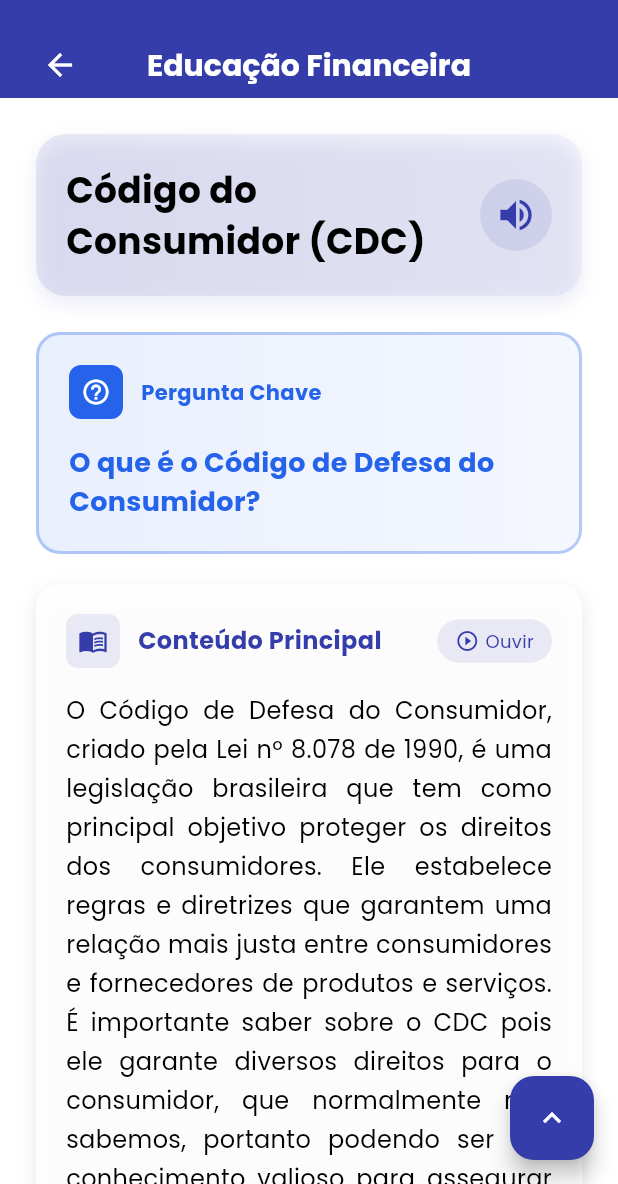
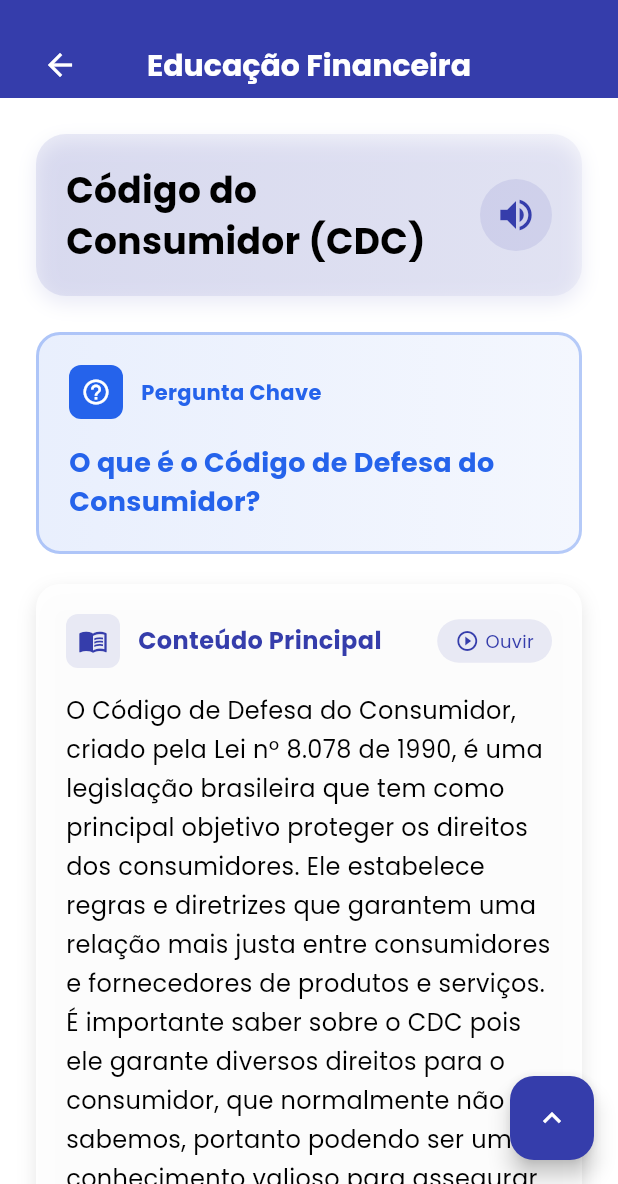
Before and after one commit to BankaltOficial/Mobile, a Flutter app: the PageEducationScreen screen opened directly, in the side drawer, after a tap on the "volume up" icon, on a phone screen of 412 x 824 dp, the part 52-1236 px from its top. Run offline on Flutter 3.47's test engine with Material 3 defaults, Android fonts, the phone set to English and light mode, and no system bars; drawn by our look-alikes of flutter_markdown; our stand-ins replace flutter_colorpicker, flutter_masked_text2, flutter_tts, mask_text_input_formatter, qr_flutter, share_plus and 3 more; missing offline and left inert: markdown, webview_flutter_android; accounts and stored records are empty.

Commit message:
update: page educatition

```diff
--- a/lib/components/PageEducation.dart
+++ b/lib/components/PageEducation.dart
@@ -1,11 +1,14 @@
 import 'package:flutter/material.dart';
+import 'package:flutter/services.dart';
 import 'package:flutter_application_1/pages/EducationScreen.dart';
 import 'package:flutter_tts/flutter_tts.dart';
 import 'package:flutter_application_1/components/AppBar.dart';
 import 'package:flutter_application_1/components/Drawer.dart';
 import 'package:flutter_application_1/pages/InicialScreen.dart';
 import 'package:flutter_application_1/service/Colors.dart';
-import 'package:video_player/video_player.dart';
+import 'package:youtube_player_flutter/youtube_player_flutter.dart';
+import 'package:flutter_markdown/flutter_markdown.dart';
+import 'package:markdown/markdown.dart' as md;
 
 class PageEducationScreen extends StatefulWidget {
   // Propriedades obrigatórias
@@ -39,18 +42,24 @@ class PageEducationScreen extends StatefulWidget {
   final double pitch;
   final double volume;
 
-  // Configurações de vídeo
-  final String? videoUrl;
-  final String? videoAssetPath;
+  // Configurações de YouTube
+  final String? youtubeVideoId;
+  final String? youtubeVideoUrl;
   final bool autoPlayVideo;
   final bool loopVideo;
   final bool showVideoControls;
+  final bool enableCaptions;
+  final bool showFullscreenButton;
 
   // Configurações visuais dinâmicas
   final List<Color>? gradientColors;
   final String? backgroundImageUrl;
   final String? iconUrl;
   final List<String>? tags;
+
+  // Configurações de Markdown
+  final bool enableMarkdown;
+  final MarkdownStyleSheet? markdownStyleSheet;
 
   const PageEducationScreen({
     Key? key,
@@ -79,15 +88,19 @@ class PageEducationScreen extends StatefulWidget {
     this.speechRate = 1,
     this.pitch = 1.8,
     this.volume = 1,
-    this.videoUrl,
-    this.videoAssetPath,
+    this.youtubeVideoId,
+    this.youtubeVideoUrl,
     this.autoPlayVideo = false,
     this.loopVideo = false,
     this.showVideoControls = true,
+    this.enableCaptions = false,
+    this.showFullscreenButton = true,
     this.gradientColors,
     this.backgroundImageUrl,
     this.iconUrl,
     this.tags,
+    this.enableMarkdown = true,
+    this.markdownStyleSheet,
   }) : super(key: key);
 
   @override
@@ -99,7 +112,7 @@ class _PageEducationScreenState extends State<PageEducationScreen>
   late FlutterTts flutterTts;
   bool isSpeaking = false;
   bool isInitialized = false;
-  VideoPlayerController? _videoController;
+  YoutubePlayerController? _youtubeController;
   bool isVideoInitialized = false;
 
   // Animações
@@ -114,14 +127,14 @@ class _PageEducationScreenState extends State<PageEducationScreen>
   void initState() {
     super.initState();
     _initializeTts();
-    _initializeVideo();
+    _initializeYouTubeVideo();
     _initializeAnimations();
   }
 
   @override
   void dispose() {
     flutterTts.stop();
-    _videoController?.dispose();
+    _youtubeController?.dispose();
     _fadeController.dispose();
     _slideController.dispose();
     _bounceController.dispose();
@@ -173,24 +186,33 @@ class _PageEducationScreenState extends State<PageEducationScreen>
     _bounceController.forward();
   }
 
-  // Inicializar vídeo
-  Future<void> _initializeVideo() async {
-    if (widget.videoUrl != null || widget.videoAssetPath != null) {
-      if (widget.videoUrl != null) {
-        _videoController = VideoPlayerController.network(widget.videoUrl!);
-      } else {
-        _videoController = VideoPlayerController.asset(widget.videoAssetPath!);
+  // Inicializar vídeo do YouTube
+  Future<void> _initializeYouTubeVideo() async {
+    String? videoId;
+
+    if (widget.youtubeVideoId != null) {
+      videoId = widget.youtubeVideoId!;
+    } else if (widget.youtubeVideoUrl != null) {
+      videoId = YoutubePlayer.convertUrlToId(widget.youtubeVideoUrl!);
     }
 
-      await _videoController!.initialize();
-
-      if (widget.loopVideo) {
-        _videoController!.setLooping(true);
-      }
-
-      if (widget.autoPlayVideo) {
-        _videoController!.play();
-      }
+    if (videoId != null) {
+      _youtubeController = YoutubePlayerController(
+        initialVideoId: videoId,
+        flags: YoutubePlayerFlags(
+          autoPlay: true,
+          mute: false,
+          loop: widget.loopVideo,
+          enableCaption: widget.enableCaptions,
+          showLiveFullscreenButton: widget.showFullscreenButton,
+          controlsVisibleAtStart: widget.showVideoControls,
+          hideControls: !widget.showVideoControls,
+          disableDragSeek: false,
+          isLive: false,
+          forceHD: false,
+          startAt: 0,
+        ),
+      );
 
       setState(() {
         isVideoInitialized = true;
@@ -231,7 +253,7 @@ class _PageEducationScreenState extends State<PageEducationScreen>
     });
   }
 
-  // Função para falar o texto
+  // Função para falar o texto (remove markdown)
   Future<void> _speakText() async {
     if (!isInitialized) return;
 
@@ -247,10 +269,125 @@ class _PageEducationScreenState extends State<PageEducationScreen>
         textToSpeak += ". ${widget.highlightedQuestion}";
       }
 
-      textToSpeak += ". ${widget.content}";
+      // Remove markdown formatting for TTS
+      String cleanContent = _removeMarkdownFormatting(widget.content);
+      textToSpeak += ". $cleanContent";
 
       await flutterTts.speak(textToSpeak);
     }
+  }
+
+  Widget _buildAdditionalContent() {
+    return Column(
+      crossAxisAlignment: CrossAxisAlignment.start,
+      children: [
+        const SizedBox(height: 20),
+        ...widget.additionalContent!,
+      ],
+    );
+  }
+
+  // Ações padrão
+  void _defaultActionButtonAction() {
+    debugPrint('Botão de ação pressionado para: ${widget.title}');
+  }
+
+  // Método para construir a seção do footer
+  Widget _buildFooterSection() {
+    if (widget.customFooter != null) {
+      return widget.customFooter!;
+    }
+
+    if (widget.showActionButton) {
+      return Container(
+        width: double.infinity,
+        decoration: BoxDecoration(
+          gradient: LinearGradient(
+            colors: [AppColors.main, AppColors.main.withOpacity(0.8)],
+          ),
+          borderRadius: BorderRadius.circular(16),
+          boxShadow: [
+            BoxShadow(
+              color: AppColors.main.withOpacity(0.3),
+              blurRadius: 10,
+              offset: const Offset(0, 5),
+            ),
+          ],
+        ),
+        child: ElevatedButton(
+          onPressed: widget.onActionPressed ?? _defaultActionButtonAction,
+          style: ElevatedButton.styleFrom(
+            backgroundColor: Colors.transparent,
+            shadowColor: Colors.transparent,
+            padding: const EdgeInsets.symmetric(vertical: 18),
+            shape: RoundedRectangleBorder(
+              borderRadius: BorderRadius.circular(16),
+            ),
+          ),
+          child: Row(
+            mainAxisAlignment: MainAxisAlignment.center,
+            children: [
+              Text(
+                widget.buttonText ?? 'Próxima Lição',
+                style: const TextStyle(
+                  color: Colors.white,
+                  fontSize: 16,
+                  fontWeight: FontWeight.w600,
+                ),
+              ),
+              const SizedBox(width: 8),
+              const Icon(
+                Icons.arrow_forward,
+                color: Colors.white,
+                size: 20,
+              ),
+            ],
+          ),
+        ),
+      );
+    }
+
+    return const SizedBox.shrink();
+  }
+
+  // Construir botão flutuante
+  Widget _buildFloatingActionButton() {
+    return FloatingActionButton(
+      onPressed: () {
+        // Scroll para o topo
+        // ou qualquer outra ação
+      },
+      backgroundColor: AppColors.main,
+      child: const Icon(
+        Icons.keyboard_arrow_up,
+        color: Colors.white,
+      ),
+    );
+  }
+
+  // Método padrão para ação de voltar
+  void _defaultBackAction(BuildContext context) {
+    Navigator.pushReplacement(
+      context,
+      MaterialPageRoute(builder: (context) => const EducationScreen()),
+    );
+  }
+
+  // Função para remover formatação markdown do texto
+  String _removeMarkdownFormatting(String text) {
+    // Remove código markdown comum
+    return text
+        .replaceAll(RegExp(r'\*\*(.*?)\*\*'), r'$1') // Bold
+        .replaceAll(RegExp(r'\*(.*?)\*'), r'$1') // Italic
+        .replaceAll(RegExp(r'`(.*?)`'), r'$1') // Code
+        .replaceAll(RegExp(r'#{1,6}\s*'), '') // Headers
+        .replaceAll(RegExp(r'\[(.*?)\]\(.*?\)'), r'$1') // Links
+        .replaceAll(RegExp(r'!\[(.*?)\]\(.*?\)'), r'$1') // Images
+        .replaceAll(RegExp(r'^[\s]*[-*+]\s+', multiLine: true), '') // Lists
+        .replaceAll(RegExp(r'^\d+\.\s+', multiLine: true), '') // Numbered lists
+        .replaceAll(RegExp(r'^>\s+', multiLine: true), '') // Blockquotes
+        .replaceAll(RegExp(r'\n+'), ' ') // Multiple newlines
+        .trim();
   }
 
   @override
@@ -263,7 +400,8 @@ class _PageEducationScreenState extends State<PageEducationScreen>
       appBar: CustomAppBar(
         title: widget.appBarTitle,
         scaffoldKey: scaffoldKey,
-        onBackPressed: widget.onBackPressed ?? () => _defaultBackAction(context),
+        onBackPressed:
+            widget.onBackPressed ?? () => _defaultBackAction(context),
       ),
       drawer: const CustomDrawer(),
       body: Container(
@@ -273,9 +411,10 @@ class _PageEducationScreenState extends State<PageEducationScreen>
             opacity: _fadeAnimation,
             child: Column(
               children: [
-                // Vídeo opcional no início
-                if (widget.videoUrl != null || widget.videoAssetPath != null)
-                  _buildVideoSection(),
+                // YouTube Player no início
+                if (widget.youtubeVideoId != null ||
+                    widget.youtubeVideoUrl != null)
+                  _buildYouTubePlayerSection(),
 
                 // Header customizável
                 if (widget.customHeader != null) ...[
@@ -309,7 +448,7 @@ class _PageEducationScreenState extends State<PageEducationScreen>
                           child: _buildHighlightedQuestion(),
                         ),
 
-                      // Conteúdo principal
+                      // Conteúdo principal (Markdown)
                       SlideTransition(
                         position: _slideAnimation,
                         child: _buildMainContent(),
@@ -368,9 +507,9 @@ class _PageEducationScreenState extends State<PageEducationScreen>
     return const BoxDecoration();
   }
 
-  // Construir seção de vídeo
-  Widget _buildVideoSection() {
-    if (!isVideoInitialized) {
+  // Construir seção do YouTube Player
+  Widget _buildYouTubePlayerSection() {
+    if (!isVideoInitialized || _youtubeController == null) {
       return Container(
         height: 200,
         margin: const EdgeInsets.all(16),
@@ -385,7 +524,6 @@ class _PageEducationScreenState extends State<PageEducationScreen>
     }
 
     return Container(
-      height: 200,
       margin: const EdgeInsets.all(16),
       decoration: BoxDecoration(
         borderRadius: BorderRadius.circular(16),
@@ -399,83 +537,93 @@ class _PageEducationScreenState extends State<PageEducationScreen>
       ),
       child: ClipRRect(
         borderRadius: BorderRadius.circular(16),
-        child: Stack(
+        child: YoutubePlayerBuilder(
+          onExitFullScreen: () {
+            SystemChrome.setPreferredOrientations(DeviceOrientation.values);
+          },
+          player: YoutubePlayer(
+            controller: _youtubeController!,
+            showVideoProgressIndicator: true,
+            progressIndicatorColor: AppColors.main,
+            topActions: <Widget>[
+              const SizedBox(width: 8.0),
+              Expanded(
+                child: Text(
+                  _youtubeController!.metadata.title,
+                  style: const TextStyle(
+                    color: Colors.white,
+                    fontSize: 18.0,
+                  ),
+                  overflow: TextOverflow.ellipsis,
+                  maxLines: 1,
+                ),
+              ),
+              IconButton(
+                icon: const Icon(
+                  Icons.settings,
+                  color: Colors.white,
+                  size: 25.0,
+                ),
+                onPressed: () {
+                  // Configurações do vídeo
+                },
+              ),
+            ],
+            onReady: () {
+              debugPrint('YouTube Player is ready.');
+            },
+            onEnded: (data) {
+              // Quando o vídeo terminar
+              debugPrint('Video ended');
+            },
+          ),
+          builder: (context, player) => Column(
             children: [
-            AspectRatio(
-              aspectRatio: _videoController!.value.aspectRatio,
-              child: VideoPlayer(_videoController!),
+              // Player
+              player,
+              // Informações adicionais do vídeo (opcional)
+              Container(
+                padding: const EdgeInsets.all(8.0),
+                decoration: BoxDecoration(
+                  color: Colors.grey[100],
+                  borderRadius: const BorderRadius.only(
+                    bottomLeft: Radius.circular(16),
+                    bottomRight: Radius.circular(16),
                   ),
-            if (widget.showVideoControls)
-              Positioned(
-                bottom: 0,
-                left: 0,
-                right: 0,
-                child: _buildVideoControls(),
+                ),
+                child: Row(
+                  children: [
+                    Icon(
+                      Icons.play_circle_outline,
+                      color: AppColors.main,
+                    ),
+                    const SizedBox(width: 8),
+                    Expanded(
+                      child: Text(
+                        _youtubeController!.metadata.title.isNotEmpty
+                            ? _youtubeController!.metadata.title
+                            : 'Vídeo Educacional',
+                        style: TextStyle(
+                          color: AppColors.invertMode,
+                          fontWeight: FontWeight.w500,
+                        ),
+                        maxLines: 1,
+                        overflow: TextOverflow.ellipsis,
+                      ),
+                    ),
+                    Text(
+                      _youtubeController!.metadata.duration.toString(),
+                      style: TextStyle(
+                        color: AppColors.invertMode.withOpacity(0.7),
+                        fontSize: 12,
+                      ),
                     ),
                   ],
                 ),
               ),
-    );
-  }
-
-  // Construir controles de vídeo
-  Widget _buildVideoControls() {
-    return Container(
-      padding: const EdgeInsets.all(8),
-      decoration: BoxDecoration(
-        gradient: LinearGradient(
-          begin: Alignment.topCenter,
-          end: Alignment.bottomCenter,
-          colors: [
-            Colors.transparent,
-            Colors.black.withOpacity(0.7),
             ],
           ),
         ),
-      child: Row(
-        children: [
-          IconButton(
-            onPressed: () {
-              setState(() {
-                _videoController!.value.isPlaying
-                    ? _videoController!.pause()
-                    : _videoController!.play();
-              });
-            },
-            icon: Icon(
-              _videoController!.value.isPlaying
-                  ? Icons.pause
-                  : Icons.play_arrow,
-              color: Colors.white,
-            ),
-          ),
-          Expanded(
-            child: VideoProgressIndicator(
-              _videoController!,
-              allowScrubbing: true,
-              colors: const VideoProgressColors(
-                playedColor: Colors.white,
-                bufferedColor: Colors.white60,
-                backgroundColor: Colors.white30,
-              ),
-            ),
-          ),
-          IconButton(
-            onPressed: () {
-              setState(() {
-                _videoController!.setVolume(
-                  _videoController!.value.volume == 0 ? 1 : 0,
-                );
-              });
-            },
-            icon: Icon(
-              _videoController!.value.volume == 0
-                  ? Icons.volume_off
-                  : Icons.volume_up,
-              color: Colors.white,
-            ),
-          ),
-        ],
       ),
     );
   }
@@ -529,12 +677,14 @@ class _PageEducationScreenState extends State<PageEducationScreen>
           _buildStatItem(
             icon: Icons.schedule,
             label: "Tempo",
-            value: "${(widget.content.length / 200).ceil()} min",
+            value:
+                "${(_removeMarkdownFormatting(widget.content).length / 200).ceil()} min",
           ),
           _buildStatItem(
             icon: Icons.text_fields,
             label: "Palavras",
-            value: "${widget.content.split(' ').length}",
+            value:
+                "${_removeMarkdownFormatting(widget.content).split(' ').length}",
           ),
           _buildStatItem(
             icon: Icons.lightbulb,
@@ -649,7 +799,9 @@ class _PageEducationScreenState extends State<PageEducationScreen>
           if (widget.showAudioButton)
             Container(
               decoration: BoxDecoration(
-                color: isSpeaking ? Colors.red.withOpacity(0.1) : AppColors.main.withOpacity(0.1),
+                color: isSpeaking
+                    ? Colors.red.withOpacity(0.1)
+                    : AppColors.main.withOpacity(0.1),
                 borderRadius: BorderRadius.circular(25),
               ),
               child: IconButton(
@@ -737,7 +889,7 @@ class _PageEducationScreenState extends State<PageEducationScreen>
     );
   }
 
-  // Método para construir o conteúdo principal
+  // Método para construir o conteúdo principal com Markdown
   Widget _buildMainContent() {
     return Container(
       width: double.infinity,
@@ -784,7 +936,8 @@ class _PageEducationScreenState extends State<PageEducationScreen>
               GestureDetector(
                 onTap: () => _speakOnlyContent(),
                 child: Container(
-                  padding: const EdgeInsets.symmetric(horizontal: 12, vertical: 6),
+                  padding:
+                      const EdgeInsets.symmetric(horizontal: 12, vertical: 6),
                   decoration: BoxDecoration(
                     color: AppColors.main.withOpacity(0.1),
                     borderRadius: BorderRadius.circular(20),
@@ -813,6 +966,19 @@ class _PageEducationScreenState extends State<PageEducationScreen>
             ],
           ),
           const SizedBox(height: 16),
+          // Conteúdo com Markdown
+          if (widget.enableMarkdown)
+            MarkdownBody(
+              data: widget.content,
+              styleSheet:
+                  widget.markdownStyleSheet ?? _getDefaultMarkdownStyleSheet(),
+              selectable: true,
+              onTapLink: (text, href, title) {
+                // Ação quando um link é clicado
+                debugPrint('Link clicado: $href');
+              },
+            )
+          else
             Text(
               widget.content,
               style: widget.contentStyle ??
@@ -828,6 +994,69 @@ class _PageEducationScreenState extends State<PageEducationScreen>
     );
   }
 
+  // Estilo padrão para Markdown
+  MarkdownStyleSheet _getDefaultMarkdownStyleSheet() {
+    return MarkdownStyleSheet(
+      h1: TextStyle(
+        fontSize: 24,
+        fontWeight: FontWeight.bold,
+        color: AppColors.main,
+      ),
+      h2: TextStyle(
+        fontSize: 20,
+        fontWeight: FontWeight.bold,
+        color: AppColors.main,
+      ),
+      h3: TextStyle(
+        fontSize: 18,
+        fontWeight: FontWeight.bold,
+        color: AppColors.main,
+      ),
+      p: TextStyle(
+        fontSize: widget.contentFontSize ?? 16,
+        height: 1.6,
+        color: AppColors.invertMode,
+      ),
+      strong: TextStyle(
+        fontWeight: FontWeight.bold,
+        color: AppColors.main,
+      ),
+      em: TextStyle(
+        fontStyle: FontStyle.italic,
+        color: AppColors.invertMode,
+      ),
+      code: TextStyle(
+        fontFamily: 'monospace',
+        backgroundColor: Colors.grey[200],
+        color: const Color(0xFF2563EB),
+      ),
+      codeblockDecoration: BoxDecoration(
+        color: Colors.grey[100],
+        borderRadius: BorderRadius.circular(8),
+        border: Border.all(color: Colors.grey[300]!),
+      ),
+      blockquote: TextStyle(
+        fontStyle: FontStyle.italic,
+        color: AppColors.invertMode.withOpacity(0.8),
+      ),
+      blockquoteDecoration: BoxDecoration(
+        border: Border(
+          left: BorderSide(
+            color: AppColors.main,
+            width: 4,
+          ),
+        ),
+      ),
+      listBullet: TextStyle(
+        color: AppColors.main,
+      ),
+      a: TextStyle(
+        color: const Color(0xFF2563EB),
+        decoration: TextDecoration.underline,
+      ),
+    );
+  }
+
   // Função para falar apenas a pergunta
   Future<void> _speakOnlyQuestion() async {
     if (widget.highlightedQuestion != null) {
@@ -837,102 +1066,13 @@ class _PageEducationScreenState extends State<PageEducationScreen>
 
   // Função para falar apenas o conteúdo
   Future<void> _speakOnlyContent() async {
+    String cleanContent = _removeMarkdownFormatting(widget.content);
+
+    // Função para falar apenas o conteúdo
+    Future<void> _speakOnlyContent() async {
       await flutterTts.speak(widget.content);
     }
 
     // Método para construir conteúdo adicional
-  Widget _buildAdditionalContent() {
-    return Column(
-      crossAxisAlignment: CrossAxisAlignment.start,
-      children: [
-        const SizedBox(height: 20),
-        ...widget.additionalContent!,
-      ],
-    );
-  }
-
-  // Método para construir a seção do footer
-  Widget _buildFooterSection() {
-    if (widget.customFooter != null) {
-      return widget.customFooter!;
-    }
-
-    if (widget.showActionButton) {
-      return Container(
-        width: double.infinity,
-        decoration: BoxDecoration(
-          gradient: LinearGradient(
-            colors: [AppColors.main, AppColors.main.withOpacity(0.8)],
-          ),
-          borderRadius: BorderRadius.circular(16),
-          boxShadow: [
-            BoxShadow(
-              color: AppColors.main.withOpacity(0.3),
-              blurRadius: 10,
-              offset: const Offset(0, 5),
-            ),
-          ],
-        ),
-        child: ElevatedButton(
-          onPressed: widget.onActionPressed ?? _defaultActionButtonAction,
-          style: ElevatedButton.styleFrom(
-            backgroundColor: Colors.transparent,
-            shadowColor: Colors.transparent,
-            padding: const EdgeInsets.symmetric(vertical: 18),
-            shape: RoundedRectangleBorder(
-              borderRadius: BorderRadius.circular(16),
-            ),
-          ),
-          child: Row(
-            mainAxisAlignment: MainAxisAlignment.center,
-            children: [
-              Text(
-                widget.buttonText ?? 'Próxima Lição',
-                style: const TextStyle(
-                  color: Colors.white,
-                  fontSize: 16,
-                  fontWeight: FontWeight.w600,
-                ),
-              ),
-              const SizedBox(width: 8),
-              const Icon(
-                Icons.arrow_forward,
-                color: Colors.white,
-                size: 20,
-              ),
-            ],
-          ),
-        ),
-      );
-    }
-
-    return const SizedBox.shrink();
-  }
-
-  // Construir botão flutuante
-  Widget _buildFloatingActionButton() {
-    return FloatingActionButton(
-      onPressed: () {
-        // Scroll para o topo
-        // ou qualquer outra ação
-      },
-      backgroundColor: AppColors.main,
-      child: const Icon(
-        Icons.keyboard_arrow_up,
-        color: Colors.white,
-      ),
-    );
-  }
-
-  // Ações padrão
-  void _defaultBackAction(BuildContext context) {
-    Navigator.pushReplacement(
-      context,
-      MaterialPageRoute(builder: (context) => const EducationScreen()),
-    );
-  }
-
-  void _defaultActionButtonAction() {
-    debugPrint('Botão de ação pressionado para: ${widget.title}');
   }
 }
--- a/pubspec.yaml
+++ b/pubspec.yaml
@@ -40,6 +40,10 @@ dependencies:
   share_plus: ^7.2.1
   flutter_tts: ^4.0.2
   video_player: ^2.10.0
+  youtube_player_flutter: ^8.1.2
+  webview_flutter: ^4.8.0
+  webview_flutter_android: ^3.16.7
+  flutter_markdown: ^0.7.3
 
   # The following adds the Cupertino Icons font to your application.
   # Use with the CupertinoIcons class for iOS style icons.
```
Also changed, not shown: lib/main.dart (+23 -36 lines), pubspec.lock, 3 other files. Lines whose indentation alone changed are shown as unchanged.
